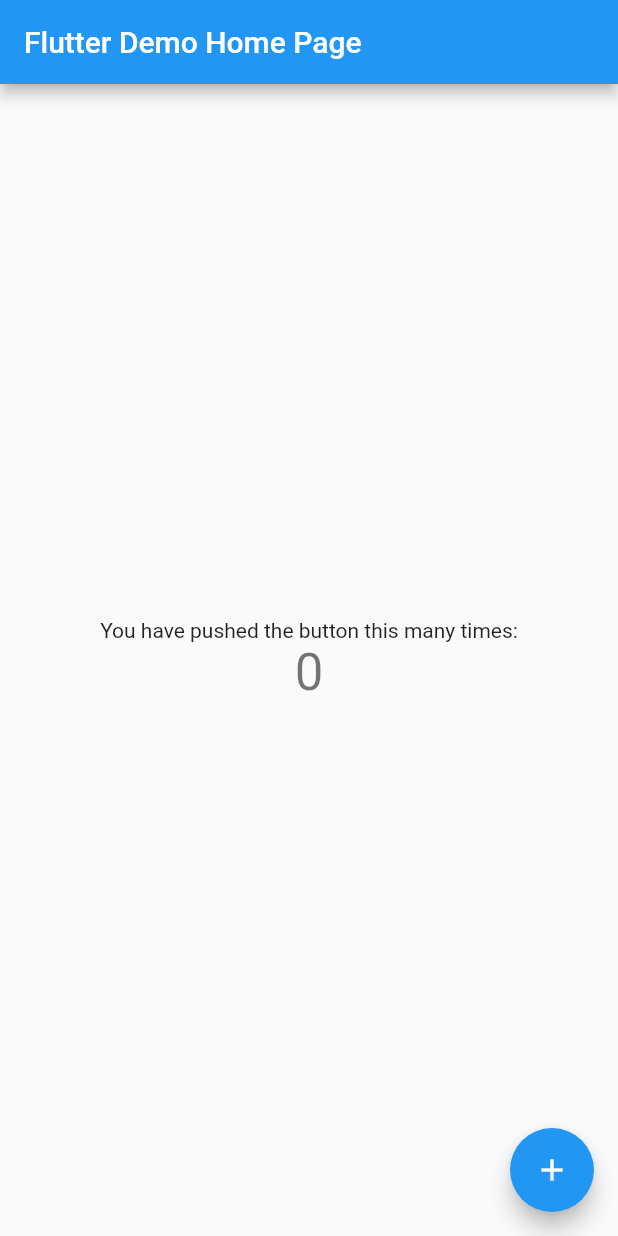
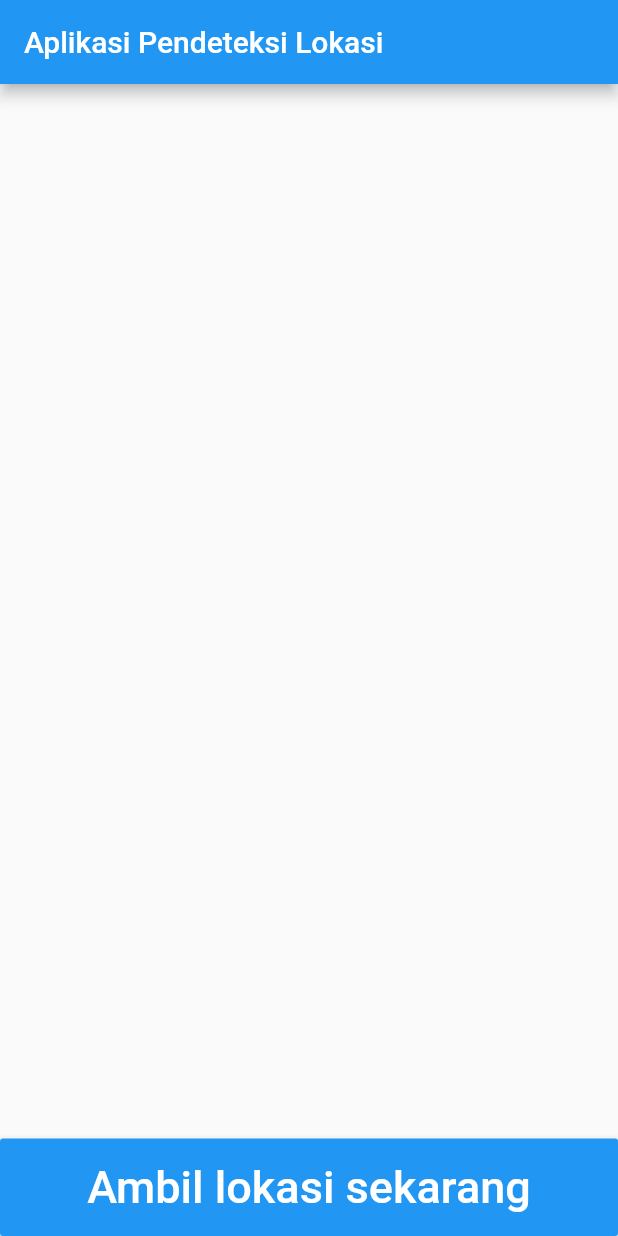
Before and after one commit to willymiiee/lokasiku, a Flutter app: the screen it shows after launch, on a phone screen of 412 x 824 dp. Run offline on Flutter 3.47's test engine with Material 2 defaults, Android fonts, the phone set to English and light mode, and no system bars; our stand-ins replace geolocator; missing offline and left inert: simple_permissions.

Commit message:
update logic on main.dart

```diff
--- a/lib/main.dart
+++ b/lib/main.dart
@@ -1,41 +1,24 @@
 import 'package:flutter/material.dart';
+import 'package:geolocator/geolocator.dart';
+import 'package:simple_permissions/simple_permissions.dart';
 
 void main() => runApp(MyApp());
 
 class MyApp extends StatelessWidget {
-  // This widget is the root of your application.
   @override
   Widget build(BuildContext context) {
     return MaterialApp(
-      title: 'Flutter Demo',
+      title: 'Aplikasi Pendeteksi Lokasi',
       theme: ThemeData(
-        // This is the theme of your application.
-        //
-        // Try running your application with "flutter run". You'll see the
-        // application has a blue toolbar. Then, without quitting the app, try
-        // changing the primarySwatch below to Colors.green and then invoke
-        // "hot reload" (press "r" in the console where you ran "flutter run",
-        // or simply save your changes to "hot reload" in a Flutter IDE).
-        // Notice that the counter didn't reset back to zero; the application
-        // is not restarted.
         primarySwatch: Colors.blue,
       ),
-      home: MyHomePage(title: 'Flutter Demo Home Page'),
+      home: MyHomePage(title: 'Aplikasi Pendeteksi Lokasi'),
     );
   }
 }
 
 class MyHomePage extends StatefulWidget {
   MyHomePage({Key key, this.title}) : super(key: key);
-
-  // This widget is the home page of your application. It is stateful, meaning
-  // that it has a State object (defined below) that contains fields that affect
-  // how it looks.
-
-  // This class is the configuration for the state. It holds the values (in this
-  // case the title) provided by the parent (in this case the App widget) and
-  // used by the build method of the State. Fields in a Widget subclass are
-  // always marked "final".
 
   final String title;
 
@@ -44,68 +27,145 @@ class MyHomePage extends StatefulWidget {
 }
 
 class _MyHomePageState extends State<MyHomePage> {
-  int _counter = 0;
+  bool _loading;
+  Placemark _place;
 
-  void _incrementCounter() {
+  @override
+  void initState() {
+    super.initState();
+    _loading = false;
+  }
+
+  void _showDialog() {
+    showDialog(
+      context: context,
+      builder: (BuildContext context) {
+        return AlertDialog(
+          title: new Text("Oops"),
+          content: new Text("Mohon aktifkan lokasi anda dan izinkan aplikasi ini untuk mengakses lokasi."),
+          actions: <Widget>[
+            new FlatButton(
+              child: new Text("Tutup"),
+              onPressed: () {
+                Navigator.of(context).pop();
+              },
+            ),
+          ],
+        );
+      },
+    );
+  }
+
+  Future<void> _getLocation() async {
     setState(() {
-      // This call to setState tells the Flutter framework that something has
-      // changed in this State, which causes it to rerun the build method below
-      // so that the display can reflect the updated values. If we changed
-      // _counter without calling setState(), then the build method would not be
-      // called again, and so nothing would appear to happen.
-      _counter++;
+      _loading = true;
     });
+
+    Geolocator geolocator = Geolocator()..forceAndroidLocationManager = true;
+    GeolocationStatus geolocationStatus  = await geolocator.checkGeolocationPermissionStatus();
+    PermissionStatus result = await SimplePermissions.requestPermission(Permission.AccessFineLocation);
+
+    if (geolocationStatus == GeolocationStatus.granted || result == PermissionStatus.authorized) {
+      Position position = await geolocator.getLastKnownPosition(desiredAccuracy: LocationAccuracy.high);
+
+      if (position == null) {
+        position = await geolocator.getCurrentPosition(desiredAccuracy: LocationAccuracy.high);
+      }
+
+      List<Placemark> placemarks = await geolocator.placemarkFromCoordinates(position.latitude, position.longitude);
+
+      if (placemarks != null && placemarks.isNotEmpty) {
+        final Placemark pos = placemarks[0];
+        setState(() {
+          _loading = false;
+          _place = pos;
+        });
+      }
+    } else if (geolocationStatus == GeolocationStatus.disabled) {
+      setState(() {
+        _loading = false;
+      });
+
+      _showDialog();
+    }
   }
 
   @override
   Widget build(BuildContext context) {
-    // This method is rerun every time setState is called, for instance as done
-    // by the _incrementCounter method above.
-    //
-    // The Flutter framework has been optimized to make rerunning build methods
-    // fast, so that you can just rebuild anything that needs updating rather
-    // than having to individually change instances of widgets.
     return Scaffold(
       appBar: AppBar(
-        // Here we take the value from the MyHomePage object that was created by
-        // the App.build method, and use it to set our appbar title.
         title: Text(widget.title),
       ),
       body: Center(
-        // Center is a layout widget. It takes a single child and positions it
-        // in the middle of the parent.
-        child: Column(
-          // Column is also layout widget. It takes a list of children and
-          // arranges them vertically. By default, it sizes itself to fit its
-          // children horizontally, and tries to be as tall as its parent.
-          //
-          // Invoke "debug painting" (press "p" in the console, choose the
-          // "Toggle Debug Paint" action from the Flutter Inspector in Android
-          // Studio, or the "Toggle Debug Paint" command in Visual Studio Code)
-          // to see the wireframe for each widget.
-          //
-          // Column has various properties to control how it sizes itself and
-          // how it positions its children. Here we use mainAxisAlignment to
-          // center the children vertically; the main axis here is the vertical
-          // axis because Columns are vertical (the cross axis would be
-          // horizontal).
-          mainAxisAlignment: MainAxisAlignment.center,
-          children: <Widget>[
-            Text(
-              'You have pushed the button this many times:',
-            ),
-            Text(
-              '$_counter',
-              style: Theme.of(context).textTheme.display1,
-            ),
-          ],
+        child: _buildBody()
+      ),
+      bottomNavigationBar: RaisedButton(
+        child: new Text(
+          'Ambil lokasi sekarang',
+          style: new TextStyle(fontSize: 30)
         ),
+        color: Theme.of(context).accentColor,
+        elevation: 4.0,
+        onPressed: _getLocation,
+        splashColor: Colors.blueGrey,
+        textColor: Colors.white,
+        padding: new EdgeInsets.all(15),
       ),
-      floatingActionButton: FloatingActionButton(
-        onPressed: _incrementCounter,
-        tooltip: 'Increment',
-        child: Icon(Icons.add),
-      ), // This trailing comma makes auto-formatting nicer for build methods.
     );
   }
+
+  Widget _buildBody() {
+    if (_loading) {
+      return  new CircularProgressIndicator();
+    } else if (_place == null) {
+      return Text('');
+    } else {
+      return Column(
+        children: <Widget>[
+          Padding(
+            padding: EdgeInsets.all(8),
+            child: Text(
+              'Lokasi Anda sekarang:',
+              style: TextStyle(
+                fontSize: 20,
+              ),
+            ),
+          ),
+          Column(
+            mainAxisAlignment: MainAxisAlignment.center,
+            children: <Widget>[
+              ListTile(
+                leading: Text('Alamat :'),
+                title: Text(_place.thoroughfare + ' ' + _place.subThoroughfare),
+              ),
+              ListTile(
+                leading: Text('Kelurahan :'),
+                title: Text(_place.subLocality),
+              ),
+              ListTile(
+                leading: Text('Kecamatan :'),
+                title: Text(_place.locality),
+              ),
+              ListTile(
+                leading: Text('Kabupaten :'),
+                title: Text(_place.subAdministratieArea),
+              ),
+              ListTile(
+                leading: Text('Provinsi :'),
+                title: Text(_place.administrativeArea),
+              ),
+              ListTile(
+                leading: Text('Kode Pos :'),
+                title: Text(_place.postalCode),
+              ),
+              ListTile(
+                leading: Text('Negara :'),
+                title: Text(_place.country),
+              ),
+            ],
+          ),
+        ],
+      );
+    }
+  }
 }
```
